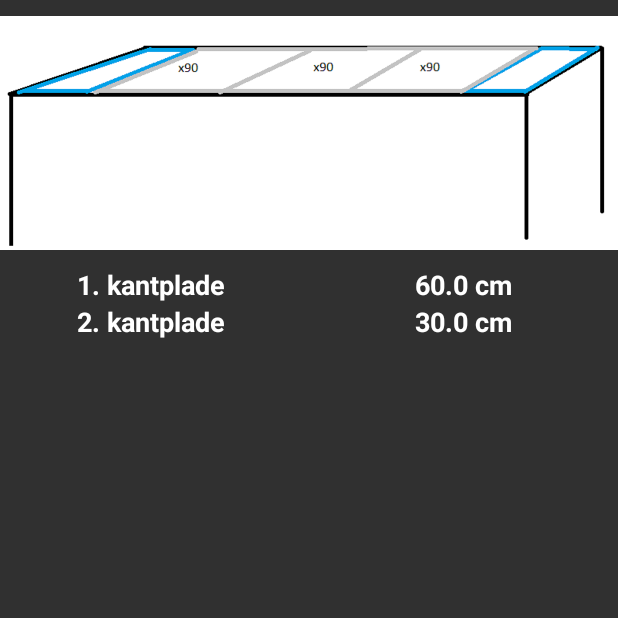
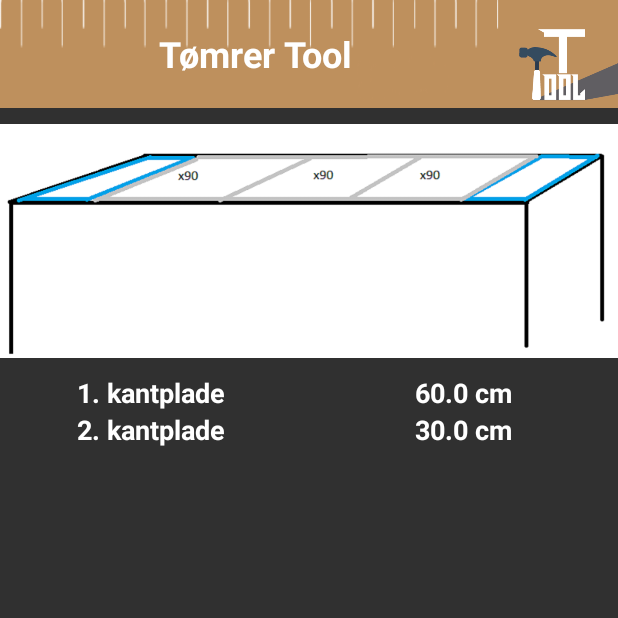
Before and after one commit to ZAN1/tomrer, an Android app: the GipsLoftResult screen opened directly, with no data from a screen before it, on a phone screen of 412 x 824 dp, the top half of it. Run offline under Robolectric (Android 15) with nearby library versions, the phone set to English and light mode, and no system bars; 1 statement that could not run was skipped.

Commit message:
changed billede og added tool bar i gipsloft result

```diff
--- a/MyApplication/app/src/main/res/layout/activity_gips_loft_result.xml
+++ b/MyApplication/app/src/main/res/layout/activity_gips_loft_result.xml
@@ -15,7 +15,11 @@
         android:orientation="vertical"
 
         >
+        <include layout="@layout/toolbar"
+            android:layout_width="match_parent"
+            android:layout_height="wrap_content"
 
+            />
 
     <LinearLayout
         android:layout_width="wrap_content"
```
Also changed, not shown: MyApplication/app/src/main/res/drawable/gipsloft.png.
